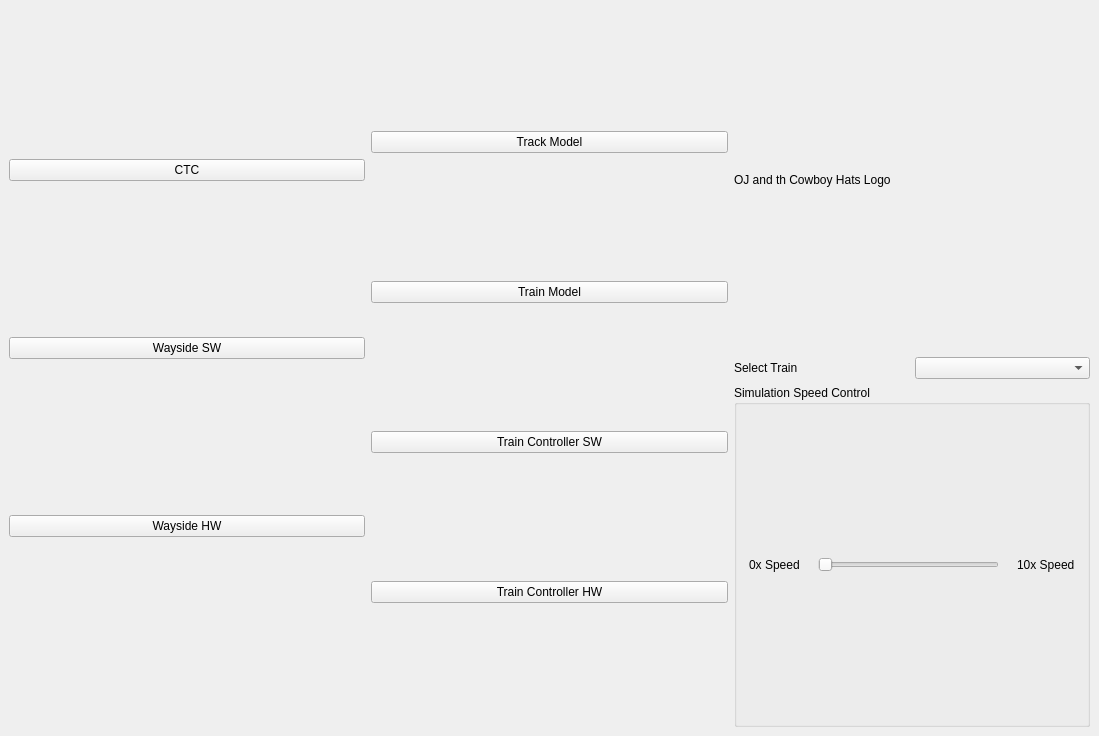
Old version of the form MainUI.ui in the repository asmithie13/ECE-1140.
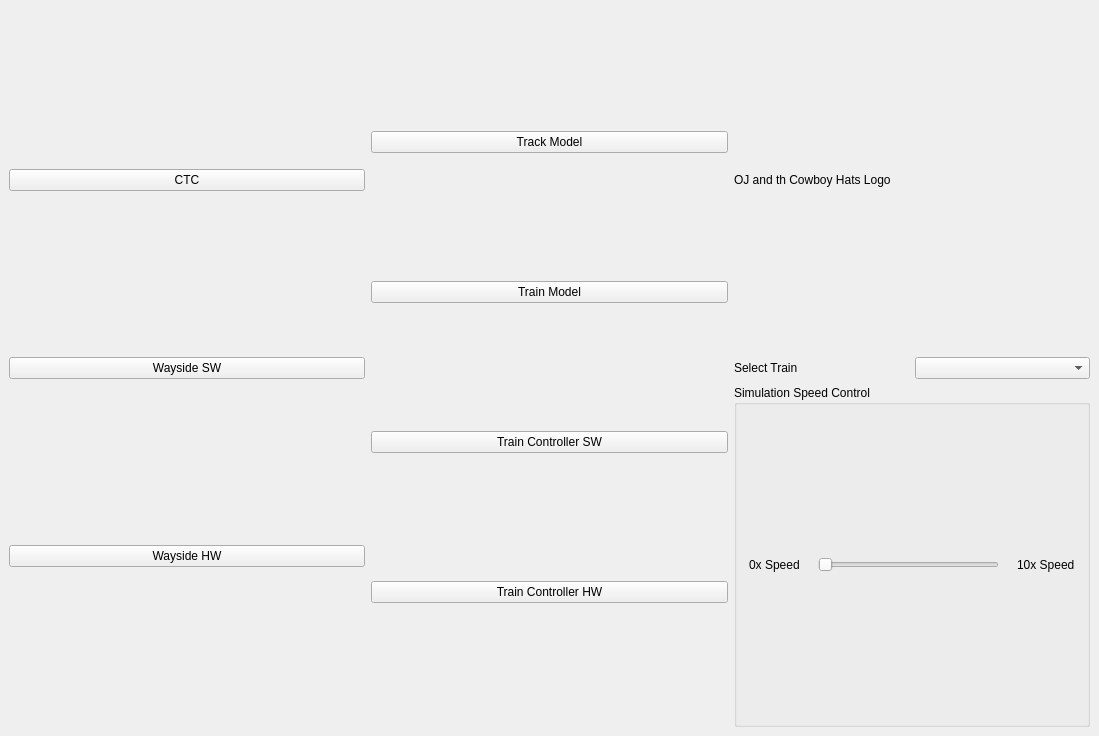
New version of the form.

Commit message: Organizing files, CTC UI opens from main files

Patch:
```diff
--- a/MainUI.ui
+++ b/MainUI.ui
@@ -16,7 +16,7 @@
   <widget class="QWidget" name="MainColumnLayout">
    <layout class="QHBoxLayout" name="horizontalLayout" stretch="1,1,1">
     <item>
-     <layout class="QVBoxLayout" name="Column1" stretch="1,1,1,1">
+     <layout class="QVBoxLayout" name="Column1" stretch="1,1,1">
       <item>
        <widget class="QPushButton" name="CTC_Button">
         <property name="text">
@@ -38,22 +38,6 @@
         </property>
        </widget>
       </item>
-      <item>
-       <spacer name="verticalSpacer">
-        <property name="orientation">
-         <enum>Qt::Vertical</enum>
-        </property>
-        <property name="sizeType">
-         <enum>QSizePolicy::Maximum</enum>
-        </property>
-        <property name="sizeHint" stdset="0">
-         <size>
-          <width>20</width>
-          <height>40</height>
-         </size>
-        </property>
-       </spacer>
-      </item>
      </layout>
     </item>
     <item>
```
Left out of the diff: 2 changed lines with no effect on the pictures. The commit also changes 7 other files.
